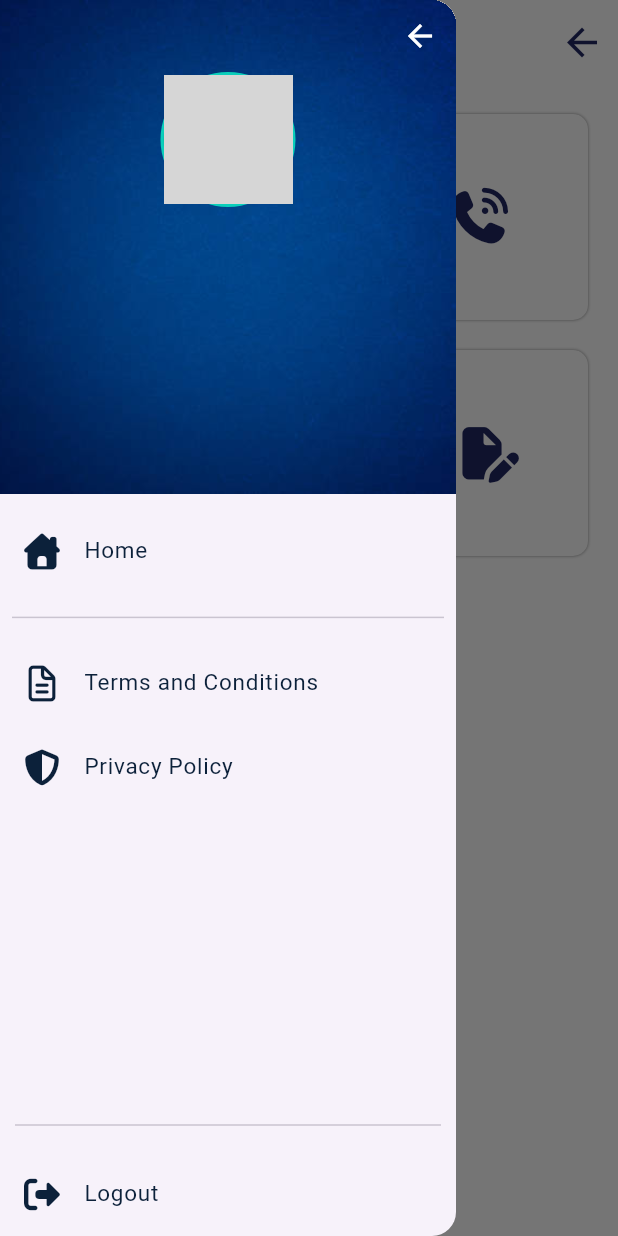
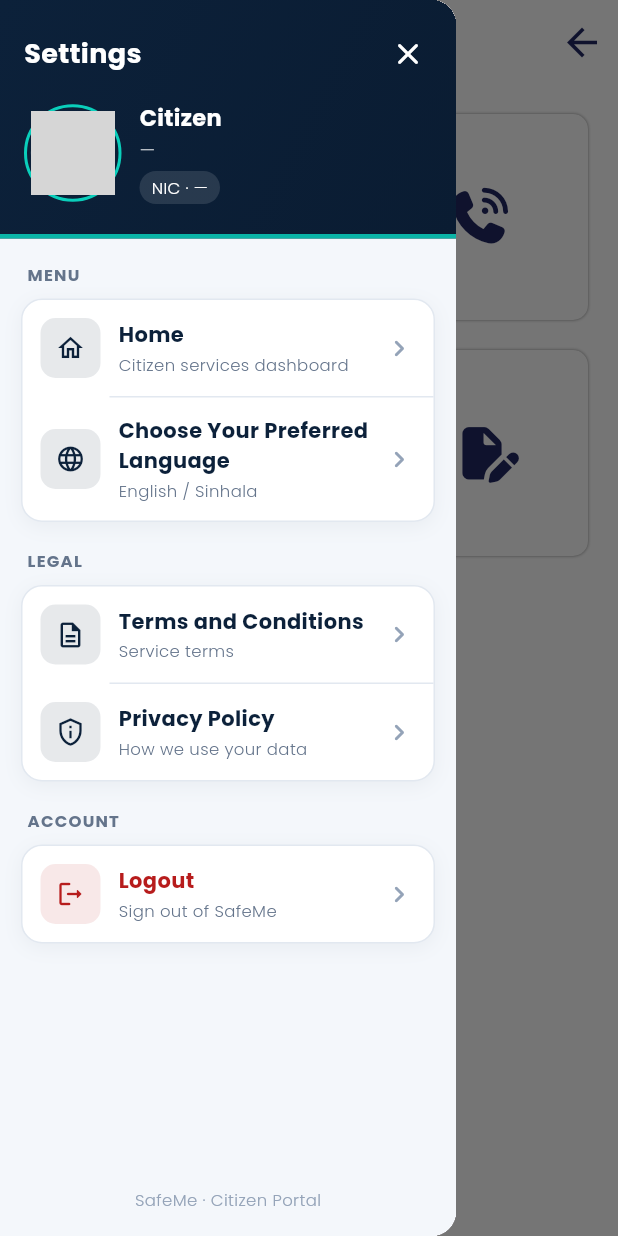
Before and after one commit to mohomadshakeer2004/SafeMe, a Flutter app: the Emergency screen opened directly, with the side drawer open, on a phone screen of 412 x 824 dp. Run offline on Flutter 3.47's test engine with Material 3 defaults, Android fonts, the phone set to English and light mode, and no system bars; drawn by our look-alikes of cached_network_image; our stand-ins replace audioplayers, camera, dio, easy_localization, file_picker, firebase_auth and 21 more; missing offline and left inert: fluster, flutter_phone_direct_caller, flutter_sound; accounts and stored records are empty; network calls fail; grey boxes are pictures that could not be loaded.

Commit message:
UI updates in profile & settings
Signed-off-by: SHAKEER <mohomadshakeer3@gmail.com>

```diff
--- a/lib/widgets/drawer.dart
+++ b/lib/widgets/drawer.dart
@@ -1,20 +1,18 @@
 import 'dart:convert';
 
+import 'package:cached_network_image/cached_network_image.dart';
 import 'package:easy_localization/easy_localization.dart';
+import 'package:flutter/material.dart';
+import 'package:flutter_easyloading/flutter_easyloading.dart';
+import 'package:safe_me/Screens/home_base.dart';
 import 'package:safe_me/service/firebase_service.dart';
 import 'package:safe_me/service/userService.dart';
 import 'package:safe_me/util/user_data_util.dart';
-import 'package:flutter/material.dart';
-import 'package:cached_network_image/cached_network_image.dart';
-import 'package:flutter_easyloading/flutter_easyloading.dart';
-import 'package:font_awesome_flutter/font_awesome_flutter.dart';
-import 'package:safe_me/Screens/home_base.dart';
+
 import '../Resources/colors.dart';
-
-import '../Resources/style.dart';
-import '../content/legal_content.dart';
 import '../Screens/Legal/legal_document_screen.dart';
 import '../Screens/Login/languageSelect.dart';
+import '../content/legal_content.dart';
 
 class DrawerWidget extends StatefulWidget {
   @override
@@ -24,10 +22,10 @@ class DrawerWidget extends StatefulWidget {
 class _DrawerWidgetState extends State<DrawerWidget> {
   Map<String, dynamic> userData = {};
 
-  getUserData() async {
+  Future<void> getUserData() async {
     final nic = await UserService().requireLoggedInNic();
     if (nic == null) return;
-    EasyLoading.show(status: "Getting User Data");
+    EasyLoading.show(status: 'Getting User Data');
     final snapshot = await FirebaseService.instance.getPublicUser(nic);
 
     if (!snapshot.exists || snapshot.value == null) {
@@ -35,20 +33,14 @@ class _DrawerWidgetState extends State<DrawerWidget> {
       return;
     }
 
-    Map<String, dynamic> data = UserDataUtil.withDefaults(
+    final data = UserDataUtil.withDefaults(
       jsonDecode(jsonEncode(snapshot.value)) as Map<String, dynamic>,
       nic,
     );
     if (!mounted) return;
-    setState(() {
-      userData = data;
-    });
-
-    print("************ User Data = ${data}**************");
-    print("************  User Email = ${data['Email']}**************");
+    setState(() => userData = data);
     EasyLoading.dismiss();
   }
-
 
   @override
   void initState() {
@@ -56,122 +48,85 @@ class _DrawerWidgetState extends State<DrawerWidget> {
     getUserData();
   }
 
+  String get _name {
+    final name = UserDataUtil.field(userData, 'Name');
+    return name.isEmpty ? 'Citizen' : name;
+  }
+
+  String get _email {
+    final email = UserDataUtil.field(userData, 'Email');
+    return email.isEmpty ? '—' : email;
+  }
+
+  String get _nic {
+    final nic = UserDataUtil.field(userData, 'NIC');
+    return nic.isEmpty ? '—' : nic;
+  }
+
+  Future<void> _logout() async {
+    Navigator.pop(context);
+    try {
+      await UserService().logout();
+    } catch (_) {}
+    if (!mounted) return;
+    Navigator.pushReplacement(
+      context,
+      MaterialPageRoute(builder: (context) => const SelectLanguage()),
+    );
+  }
+
   @override
   Widget build(BuildContext context) {
-    double sysHeight = MediaQuery.of(context).size.height / 100;
-    double sysWidth = MediaQuery.of(context).size.width;
-    double FontSize = MediaQuery.of(context).size.height / 100;
-    return Column(
-      crossAxisAlignment: CrossAxisAlignment.start,
-      mainAxisAlignment: MainAxisAlignment.start,
-      children: [
-        Expanded(
-          flex: 4,
-          child: Container(
-            decoration: const BoxDecoration(
-              image: DecorationImage(
-                image: AssetImage("assets/images/background.jpg"),
-                fit: BoxFit.cover,
-              ),
-            ),
-            // color: primaryColor,
+    return Container(
+      color: appSurface,
+      child: SafeArea(
         child: Column(
           children: [
-                Row(
-                  mainAxisAlignment: MainAxisAlignment.end,
+            _buildHeader(),
+            Expanded(
+              child: ListView(
+                padding: const EdgeInsets.fromLTRB(14, 16, 14, 12),
                 children: [
-                    IconButton(
-                      icon: Icon(
-                        Icons.arrow_back,
-                        color: Colors.white,
-                      ),
-                      onPressed: () => Navigator.of(context).pop(null),
-                    ),
-                  ],
-                ),
-                Column(
-                  crossAxisAlignment: CrossAxisAlignment.center,
-                  mainAxisAlignment: MainAxisAlignment.start,
-                  children: [
-                    CircleAvatar(
-                      radius: 45,
-                      backgroundColor: boxLineColor,
-                      child: CachedNetworkImage(
-                        imageUrl: UserDataUtil.field(userData, 'ProfileImage'),
-                                 imageBuilder: (context, imageProvider) => CircleAvatar(
-                          radius: 43,
-                          backgroundColor: Colors.black12,
-                          backgroundImage: imageProvider,
-                        ),
-                        placeholder: (context, url) =>
-                            CircularProgressIndicator(),
-                        errorWidget: (context, url, error) =>
-                            const CircleAvatar(
-                          radius: 43,
-                          backgroundColor: Colors.black12,
-                          backgroundImage:
-                              AssetImage("assets/images/no-profile.png"),
-                        ),
-                      ),
-                    ),
-                    SizedBox(height: 15),
-                    Text(
-                      UserDataUtil.field(userData, 'Name'),
-                      style: TextStyle(
-                          color: textColor_2,
-                          fontWeight: FontWeight.bold,
-                          fontFamily: 'Poppins-Light',
-                          fontSize: FontSize * 2.4),
-                    ),
-                    SizedBox(height: 5),
-                    Text(
-                      UserDataUtil.field(userData, 'Email'),
-                      style: TextStyle(
-                          color: Colors.white60,
-                          fontFamily: 'Poppins-Light',
-                          fontSize: FontSize * 1.7),
-                    ),
-                  ],
-                ),
-              ],
-            ),
-          ),
-        ),
-        Expanded(
-            flex: 6,
-            // width: sysWidth * 0.4,
-            child: Column(
-              mainAxisAlignment: MainAxisAlignment.spaceBetween,
-              children: [
-                Container(
-                  child: Column(children: [
-                    SizedBox(
-                      height: 10,
-                    ),
-                    ListTile(
-                        leading:
-                            Icon(FontAwesomeIcons.homeLg, color: secondary),
-                        title: Text(
-                          "Home",
-                          style: normalWhiteTextStyle,
-                        ),
+                  _sectionLabel('Menu'),
+                  const SizedBox(height: 8),
+                  _menuCard([
+                    _menuTile(
+                      icon: Icons.home_outlined,
+                      title: 'Home',
+                      subtitle: 'Citizen services dashboard',
                       onTap: () {
                         Navigator.pushReplacement(
                           context,
                           MaterialPageRoute(
-                                builder: (context) => HomeBase(),
-                              ));
-                        }),
-                    const Padding(
-                      padding: EdgeInsets.all(8.0),
-                      child: Divider(),
+                            builder: (context) => const HomeBase(),
                           ),
-                    ListTile(
-                      leading: Icon(FontAwesomeIcons.fileAlt, color: secondary),
-                      title: Text(
-                        "Terms_and_Conditions_Menu".tr(),
-                        style: normalWhiteTextStyle,
+                        );
+                      },
                     ),
+                    _divider(),
+                    _menuTile(
+                      icon: Icons.language_rounded,
+                      title: 'change_language'.tr(),
+                      subtitle: 'English / Sinhala',
+                      onTap: () {
+                        Navigator.pop(context);
+                        Navigator.push(
+                          context,
+                          MaterialPageRoute(
+                            builder: (context) => const SelectLanguage(),
+                          ),
+                        );
+                      },
+                    ),
+                  ]),
+                  const SizedBox(height: 18),
+                  _sectionLabel('Legal'),
+                  const SizedBox(height: 8),
+                  _menuCard([
+                    _menuTile(
+                      icon: Icons.description_outlined,
+                      title: 'Terms_and_Conditions_Menu'.tr(),
+                      subtitle: 'Service terms',
                       onTap: () {
                         Navigator.pop(context);
                         LegalDocumentScreen.open(
@@ -180,13 +135,11 @@ class _DrawerWidgetState extends State<DrawerWidget> {
                         );
                       },
                     ),
-                    ListTile(
-                      leading:
-                          Icon(FontAwesomeIcons.shieldHalved, color: secondary),
-                      title: Text(
-                        "Privacy_Policy_Menu".tr(),
-                        style: normalWhiteTextStyle,
-                      ),
+                    _divider(),
+                    _menuTile(
+                      icon: Icons.privacy_tip_outlined,
+                      title: 'Privacy_Policy_Menu'.tr(),
+                      subtitle: 'How we use your data',
                       onTap: () {
                         Navigator.pop(context);
                         LegalDocumentScreen.open(
@@ -196,35 +149,275 @@ class _DrawerWidgetState extends State<DrawerWidget> {
                       },
                     ),
                   ]),
-                ),
-                Container(
-                  child: Column(children: [
-                    const Padding(
-                      padding: EdgeInsets.all(10.0),
-                      child: Divider(),
-                    ),
-                    ListTile(
-                      leading:
-                          Icon(FontAwesomeIcons.signOutAlt, color: secondary),
-                      title: Text(
-                        "Logout",
-                        style: normalWhiteTextStyle,
-                      ),
-                      onTap: () async {
-                        // await _userService.onUserFetchError();
-
-                        Navigator.pop(context);
-                        Navigator.pushReplacement(
-                            context,
-                            MaterialPageRoute(
-                                builder: (context) => SelectLanguage()));
-                      },
+                  const SizedBox(height: 18),
+                  _sectionLabel('Account'),
+                  const SizedBox(height: 8),
+                  _menuCard([
+                    _menuTile(
+                      icon: Icons.logout_rounded,
+                      title: 'Logout',
+                      subtitle: 'Sign out of SafeMe',
+                      iconColor: emergencyPrimary,
+                      titleColor: emergencyPrimary,
+                      onTap: _logout,
                     ),
                   ]),
-                )
                 ],
-            )),
+              ),
+            ),
+            Padding(
+              padding: const EdgeInsets.fromLTRB(16, 0, 16, 16),
+              child: Text(
+                'SafeMe · Citizen Portal',
+                style: TextStyle(
+                  fontSize: 11,
+                  color: appTextSubtle,
+                  fontFamily: 'Poppins-Light',
+                ),
+              ),
+            ),
           ],
+        ),
+      ),
+    );
+  }
+
+  Widget _buildHeader() {
+    return Container(
+      width: double.infinity,
+      padding: const EdgeInsets.fromLTRB(16, 12, 8, 20),
+      decoration: BoxDecoration(
+        gradient: LinearGradient(
+          begin: Alignment.topLeft,
+          end: Alignment.bottomRight,
+          colors: [
+            secondary,
+            Color.lerp(secondary, const Color(0xFF061525), 0.4)!,
+          ],
+        ),
+        border: Border(
+          bottom: BorderSide(
+            color: appAccent.withValues(alpha: 0.85),
+            width: 3,
+          ),
+        ),
+      ),
+      child: Column(
+        crossAxisAlignment: CrossAxisAlignment.start,
+        children: [
+          Row(
+            children: [
+              Expanded(
+                child: Text(
+                  'Settings',
+                  style: TextStyle(
+                    fontSize: 18,
+                    fontWeight: FontWeight.bold,
+                    color: Colors.white,
+                    fontFamily: 'Poppins-Bold',
+                  ),
+                ),
+              ),
+              IconButton(
+                icon: const Icon(Icons.close_rounded, color: Colors.white),
+                onPressed: () => Navigator.of(context).pop(),
+                tooltip: 'Close',
+              ),
+            ],
+          ),
+          const SizedBox(height: 8),
+          Row(
+            children: [
+              Container(
+                padding: const EdgeInsets.all(2.5),
+                decoration: BoxDecoration(
+                  shape: BoxShape.circle,
+                  border: Border.all(color: appAccent, width: 2),
+                ),
+                child: CircleAvatar(
+                  radius: 28,
+                  backgroundColor: Colors.white24,
+                  child: ClipOval(
+                    child: SizedBox(
+                      width: 56,
+                      height: 56,
+                      child: CachedNetworkImage(
+                        imageUrl:
+                            UserDataUtil.field(userData, 'ProfileImage'),
+                        fit: BoxFit.cover,
+                        placeholder: (context, url) => const Center(
+                          child: SizedBox(
+                            width: 18,
+                            height: 18,
+                            child: CircularProgressIndicator(
+                              strokeWidth: 2,
+                              color: Colors.white,
+                            ),
+                          ),
+                        ),
+                        errorWidget: (context, url, error) => Image.asset(
+                          'assets/images/no-profile.png',
+                          fit: BoxFit.cover,
+                        ),
+                      ),
+                    ),
+                  ),
+                ),
+              ),
+              const SizedBox(width: 12),
+              Expanded(
+                child: Column(
+                  crossAxisAlignment: CrossAxisAlignment.start,
+                  children: [
+                    Text(
+                      _name,
+                      maxLines: 1,
+                      overflow: TextOverflow.ellipsis,
+                      style: const TextStyle(
+                        fontSize: 15,
+                        fontWeight: FontWeight.bold,
+                        color: Colors.white,
+                        fontFamily: 'Poppins-Bold',
+                      ),
+                    ),
+                    const SizedBox(height: 2),
+                    Text(
+                      _email,
+                      maxLines: 1,
+                      overflow: TextOverflow.ellipsis,
+                      style: TextStyle(
+                        fontSize: 12,
+                        color: Colors.white.withValues(alpha: 0.72),
+                        fontFamily: 'Poppins-Light',
+                      ),
+                    ),
+                    const SizedBox(height: 6),
+                    Container(
+                      padding: const EdgeInsets.symmetric(
+                        horizontal: 8,
+                        vertical: 3,
+                      ),
+                      decoration: BoxDecoration(
+                        color: Colors.white.withValues(alpha: 0.12),
+                        borderRadius: BorderRadius.circular(12),
+                      ),
+                      child: Text(
+                        'NIC · $_nic',
+                        style: const TextStyle(
+                          fontSize: 11,
+                          color: Colors.white,
+                          fontFamily: 'Poppins-Light',
+                        ),
+                      ),
+                    ),
+                  ],
+                ),
+              ),
+            ],
+          ),
+        ],
+      ),
+    );
+  }
+
+  Widget _sectionLabel(String text) {
+    return Padding(
+      padding: const EdgeInsets.only(left: 4),
+      child: Text(
+        text.toUpperCase(),
+        style: TextStyle(
+          fontSize: 11,
+          letterSpacing: 0.8,
+          fontWeight: FontWeight.w700,
+          color: appTextMuted,
+          fontFamily: 'Poppins-Bold',
+        ),
+      ),
+    );
+  }
+
+  Widget _menuCard(List<Widget> children) {
+    return Container(
+      decoration: BoxDecoration(
+        color: appSurfaceElevated,
+        borderRadius: BorderRadius.circular(14),
+        border: Border.all(color: appBorder),
+        boxShadow: [
+          BoxShadow(
+            color: secondary.withValues(alpha: 0.05),
+            blurRadius: 10,
+            offset: const Offset(0, 3),
+          ),
+        ],
+      ),
+      child: Column(children: children),
+    );
+  }
+
+  Widget _divider() {
+    return Divider(height: 1, thickness: 1, color: appBorder, indent: 58);
+  }
+
+  Widget _menuTile({
+    required IconData icon,
+    required String title,
+    required String subtitle,
+    required VoidCallback onTap,
+    Color? iconColor,
+    Color? titleColor,
+  }) {
+    final leadingColor = iconColor ?? secondary;
+    final textColor = titleColor ?? secondary;
+
+    return Material(
+      color: Colors.transparent,
+      child: InkWell(
+        borderRadius: BorderRadius.circular(14),
+        onTap: onTap,
+        child: Padding(
+          padding: const EdgeInsets.symmetric(horizontal: 12, vertical: 12),
+          child: Row(
+            children: [
+              Container(
+                width: 40,
+                height: 40,
+                decoration: BoxDecoration(
+                  color: leadingColor.withValues(alpha: 0.1),
+                  borderRadius: BorderRadius.circular(10),
+                ),
+                child: Icon(icon, color: leadingColor, size: 20),
+              ),
+              const SizedBox(width: 12),
+              Expanded(
+                child: Column(
+                  crossAxisAlignment: CrossAxisAlignment.start,
+                  children: [
+                    Text(
+                      title,
+                      style: TextStyle(
+                        fontSize: 14,
+                        fontWeight: FontWeight.w600,
+                        color: textColor,
+                        fontFamily: 'Poppins-Bold',
+                      ),
+                    ),
+                    const SizedBox(height: 2),
+                    Text(
+                      subtitle,
+                      style: TextStyle(
+                        fontSize: 11,
+                        color: appTextMuted,
+                        fontFamily: 'Poppins-Light',
+                      ),
+                    ),
+                  ],
+                ),
+              ),
+              Icon(Icons.chevron_right_rounded, color: appTextSubtle, size: 22),
+            ],
+          ),
+        ),
+      ),
     );
   }
 }
```
Lines whose indentation alone changed are shown as unchanged.
